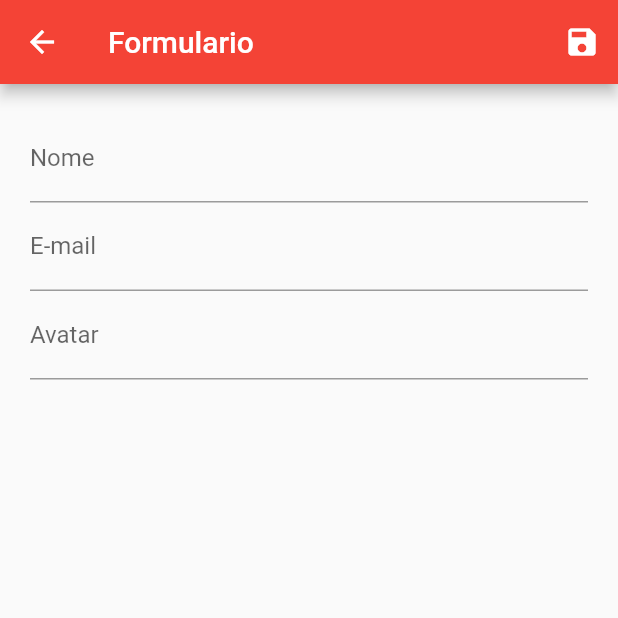
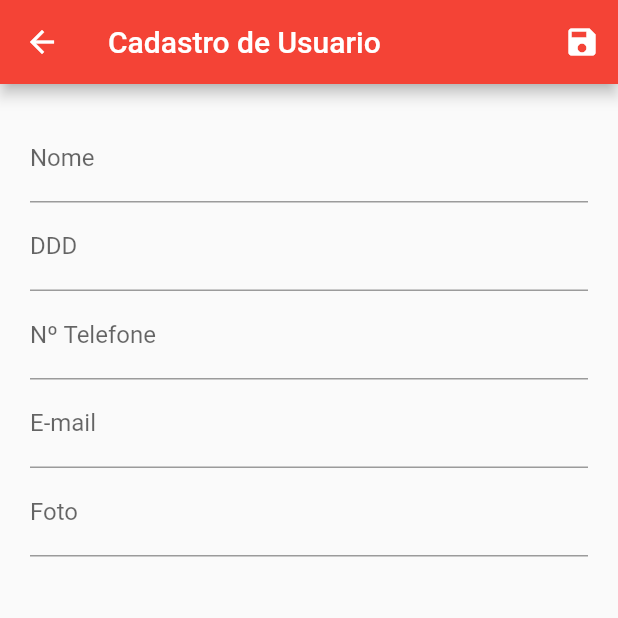
Before and after one commit to Reinaldo-exe/cadastro, a Flutter app: the UserForm screen opened directly, on a phone screen of 412 x 824 dp, the top half of it. Run offline on Flutter 3.47's test engine with Material 2 defaults, Android fonts, the phone set to English and light mode, and no system bars; network calls fail.

Commit message:
Formulario crud basico

```diff
--- /dev/null
+++ b/lib/router.dart
@@ -0,0 +1,4 @@
+class AppRouter {
+  static const HOME = '/';
+  static const FORMULARIO = 'user_form';
+}
--- a/lib/user_form.dart
+++ b/lib/user_form.dart
@@ -1,45 +1,93 @@
 import 'package:flutter/material.dart';
 import 'package:provider/provider.dart';
+import 'package:gitest/users.dart';
 import 'package:gitest/user.dart';
-import 'package:gitest/users.dart';
 
 class UserForm extends StatelessWidget {
-  final form = GlobalKey<FormState>();
-  final Map<String, String> formData = {};
+  //Adiciona Usuario put
+  final _form = GlobalKey<FormState>();
+  final Map<String, String> _formData = {};
+
+  // Alterar Usuario update
+  void _loadFormData(User user) {
+    if (user != null) {
+      _formData['id'] = user.id;
+      _formData['nome'] = user.nome;
+      _formData['ddd'] = user.ddd;
+      _formData['telefone'] = user.telefone;
+      _formData['email'] = user.email;
+      _formData['avatarUrl'] = user.avatarUrl;
+    }
+  }
 
   @override
   Widget build(BuildContext context) {
+//update
+    final User user = ModalRoute.of(context).settings.arguments;
+    _loadFormData(user);
+
     return Scaffold(
-      appBar: AppBar(
-        title: Text("Formulario"),
-        actions: <Widget>[
+      appBar: AppBar(title: Text("Cadastro de Usuario"), actions: <Widget>[
         IconButton(
             icon: Icon(Icons.save),
             onPressed: () {
-                final isValid = _form.currentState.Validate();
+              final isValid = _form.currentState.validate();
               if (isValid) {
-                  _form.currentState.Save();
-                  Povider.of<Users>(context, listen: false).put(User(
-                    id: formData['id'],
-                    nome: formData['nome'],
-                    email: form['email'],
-                    avatarUrl: form['avatarUrl'],
+                _form.currentState.save();
+                Provider.of<Users>(context, listen: false).put(User(
+                  id: _formData['id'],
+                  nome: _formData['nome'],
+                  ddd: _formData['ddd'],
+                  telefone: _formData['telefone'],
+                  email: _formData['email'],
+                  avatarUrl: _formData['avatarUrl'],
                 ));
+                Navigator.of(context).pop();
               }
-              })
-        ],
-      ),
+            }),
+      ]),
       body: Container(
         padding: EdgeInsets.all(20),
         child: Form(
-          child: Column(children: <Widget>[
+          key: _form,
+          child: Column(
+            children: <Widget>[
               TextFormField(
-              decoration: InputDecoration(labelText: "Nome"),
+                initialValue: _formData['nome'],
+                decoration: InputDecoration(labelText: 'Nome'),
+                validator: (value) {
+                  if (value == null || value.trim().isEmpty) {
+                    return "Escreva um Nome";
+                  }
+                  if (value.trim().length < 4) {
+                    return "Nome muito curto, no minimo 4 letras.";
+                  }
+                  return null;
+                },
                 onSaved: (value) => _formData['nome'] = value,
               ),
-            TextFormField(decoration: InputDecoration(labelText: "E-mail")),
-            TextFormField(decoration: InputDecoration(labelText: "Avatar")),
-          ]),
+              TextFormField(
+                initialValue: _formData['ddd'],
+                decoration: InputDecoration(labelText: 'DDD'),
+                onSaved: (value) => _formData['ddd'] = value,
+              ),
+              TextFormField(
+                initialValue: _formData['telefone'],
+                decoration: InputDecoration(labelText: 'Nº Telefone'),
+                onSaved: (value) => _formData['telefone'] = value,
+              ),
+              TextFormField(
+                initialValue: _formData['email'],
+                decoration: InputDecoration(labelText: "E-mail"),
+                onSaved: (value) => _formData['email'] = value,
+              ),
+              TextFormField(
+                initialValue: _formData['avatarUrl'],
+                decoration: InputDecoration(labelText: "Foto"),
+                onSaved: (value) => _formData['avatarUrl'] = value,
+              ),
+            ],
+          ),
         ),
       ),
     );
--- a/lib/user_list.dart
+++ b/lib/user_list.dart
@@ -1,4 +1,5 @@
 import 'package:flutter/material.dart';
+import 'package:gitest/router.dart';
 import 'package:gitest/user_tile.dart';
 import 'package:gitest/users.dart';
 import 'package:provider/provider.dart';
@@ -15,8 +16,8 @@ class UserList extends StatelessWidget {
           IconButton(
               icon: Icon(Icons.person_add),
               onPressed: () {
-                Navigator.of(context).pop();
-              })
+                Navigator.of(context).pushNamed(AppRouter.FORMULARIO);
+              }),
         ],
       ),
       body: ListView.builder(
```
Also changed, not shown: lib/main.dart (+6 -2 lines), lib/user_tile.dart (+37 -3 lines). Lines whose indentation alone changed are shown as unchanged.
